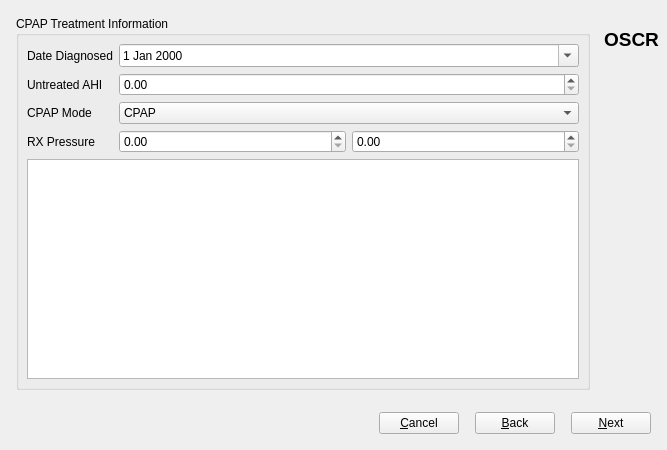
First picture: the form in oscar/newprofile.ui, repository operativeF/oscar, before the edit.
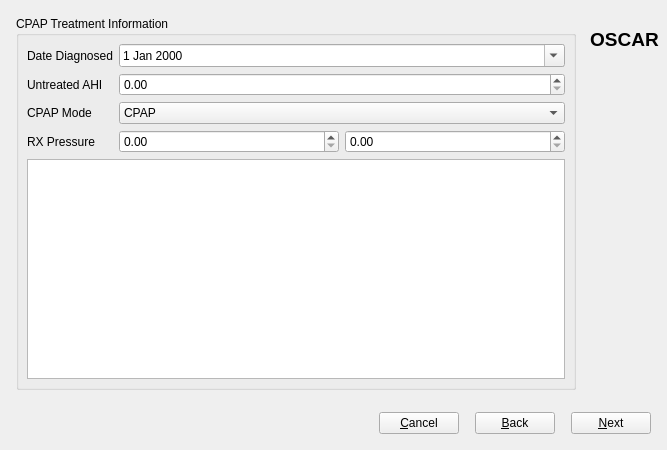
Second picture: the form after the edit. Icons and pictures are not drawn.

Commit message: Change OSCR to OSCAR in cpp, h, ui, and html files

What changed in the file:
```diff
--- a/oscar/newprofile.ui
+++ b/oscar/newprofile.ui
@@ -874,7 +874,7 @@
           </font>
          </property>
          <property name="text">
-          <string>OSCR</string>
+          <string>OSCAR</string>
          </property>
          <property name="alignment">
           <set>Qt::AlignHCenter|Qt::AlignTop</set>
```
The commit also changes 34 other files.
